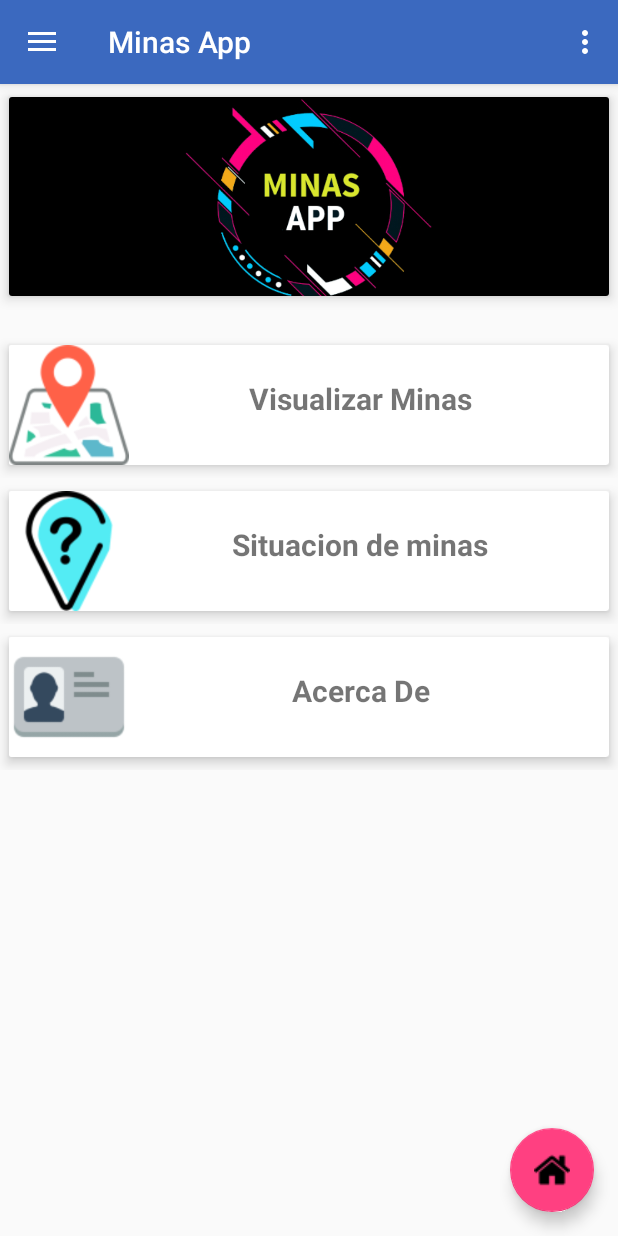
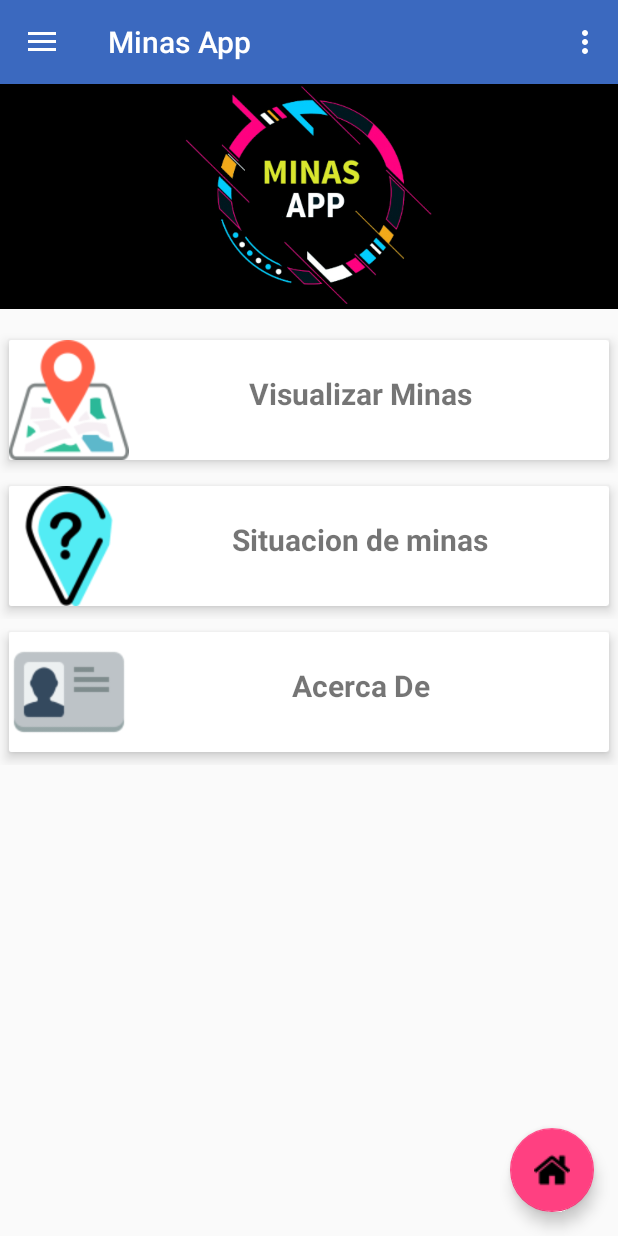
Before and after one commit to paolaEspana/MinasApi, an Android app: the screen it shows after launch (MainDrawer), on a phone screen of 412 x 824 dp. Run offline under Robolectric (Android 15) with nearby library versions, the phone set to English and light mode, and no system bars; 1 statement that could not run was skipped.

```diff
--- a/app/src/main/res/layout/activity_inicio_fragment.xml
+++ b/app/src/main/res/layout/activity_inicio_fragment.xml
@@ -17,26 +17,18 @@
             android:layout_width="match_parent"
             android:layout_height="match_parent">
 
-            <android.support.v7.widget.CardView
 
-                android:layout_width="match_parent"
-                android:layout_height="150dp"
-                card_view:cardCornerRadius="2dp"
-                card_view:cardElevation="5dp"
-                android:foreground="?android:attr/selectableItemBackground"
-                card_view:cardUseCompatPadding="true"
-                >
                 <ImageView
                     android:layout_width="match_parent"
                     android:layout_height="150dp"
                     android:src="@drawable/logof"
                     android:background="#000000"
                     />
-            </android.support.v7.widget.CardView>
+
 
             <Space
                 android:layout_width="match_parent"
-                android:layout_height="15dp" />
+                android:layout_height="12dp" />
                 <LinearLayout
                     android:layout_width="match_parent"
                     android:layout_height="match_parent"
```
